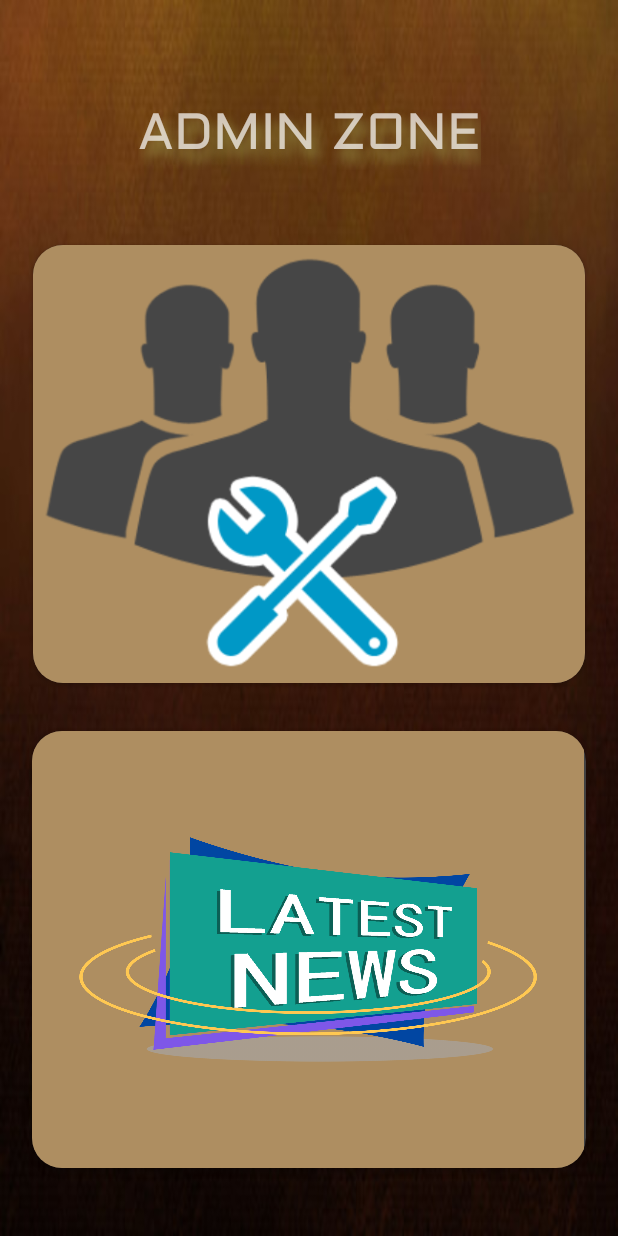
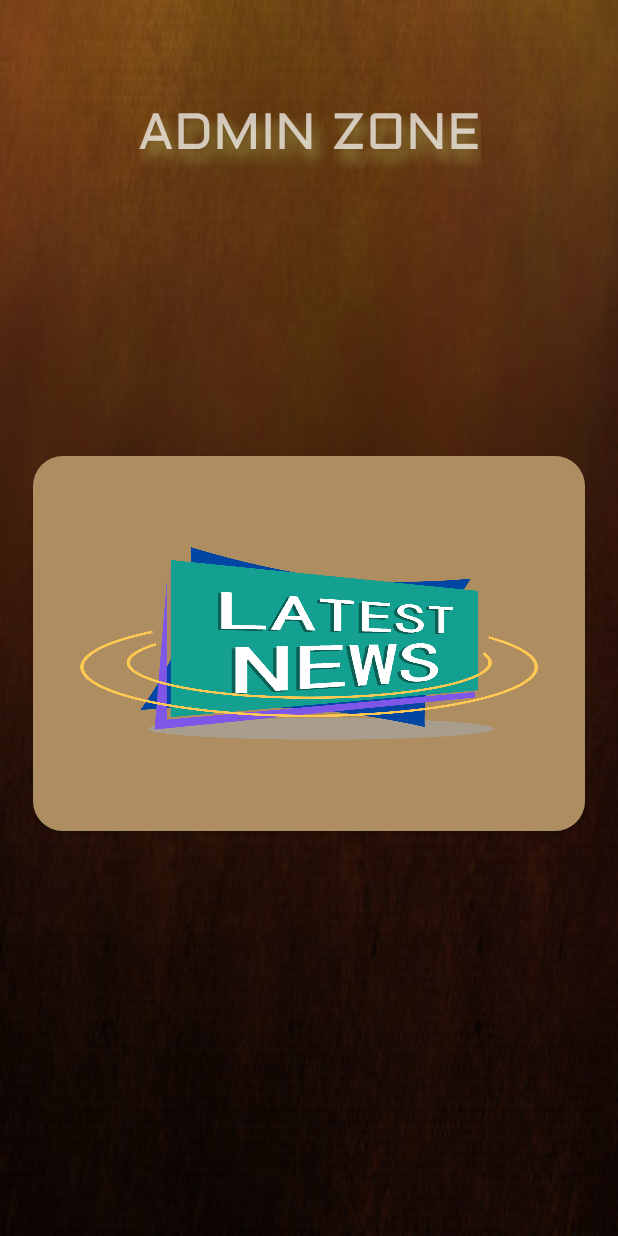
Before and after one commit to nave3nP/E-Goviya, an Android app: the AdminActivity screen opened directly, with no data from a screen before it, on a phone screen of 412 x 824 dp. Run offline under Robolectric (Android 15) with nearby library versions, the phone set to English and light mode, and no system bars.

Commit message:
Some UI updates

```diff
--- a/app/src/main/java/com/project/myapplication/AdminActivity.java
+++ b/app/src/main/java/com/project/myapplication/AdminActivity.java
@@ -10,22 +10,13 @@ import android.widget.Button;
 
 public class AdminActivity extends AppCompatActivity {
 
-    CardView user,news;
+    CardView news;
 
     @Override
     protected void onCreate(Bundle savedInstanceState) {
         super.onCreate(savedInstanceState);
         setContentView(R.layout.activity_admin);
-        user = findViewById(R.id.userManage);
         news = findViewById(R.id.newsManage);
-
-        user.setOnClickListener(new View.OnClickListener() {
-            @Override
-            public void onClick(View view) {
-                Intent intent = new Intent(AdminActivity.this,ManageUsers.class);
-                startActivity(intent);
-            }
-        });
 
         news.setOnClickListener(new View.OnClickListener() {
             @Override
--- a/app/src/main/java/com/project/myapplication/News.java
+++ b/app/src/main/java/com/project/myapplication/News.java
@@ -62,7 +62,7 @@ public class News extends AppCompatActivity {
                     return;
                 }
                 for(DocumentChange dc : value.getDocumentChanges()){
-                    if(dc.getType()==DocumentChange.Type.ADDED){
+                    if(dc.getType()==DocumentChange.Type.ADDED || dc.getType()==DocumentChange.Type.REMOVED){
                         newsArrayList.add(dc.getDocument().toObject(NewsContainer.class));
                     }
 
--- a/app/src/main/java/com/project/myapplication/NewsUpdate.java
+++ b/app/src/main/java/com/project/myapplication/NewsUpdate.java
@@ -12,6 +12,7 @@ import android.widget.Toast;
 import com.google.android.gms.tasks.OnFailureListener;
 import com.google.android.gms.tasks.OnSuccessListener;
 import com.google.firebase.firestore.DocumentReference;
+import com.google.firebase.firestore.FieldValue;
 import com.google.firebase.firestore.FirebaseFirestore;
 
 import java.util.HashMap;
@@ -42,6 +43,7 @@ public class NewsUpdate extends AppCompatActivity {
                 Map<String,Object> news = new HashMap<>();
                 news.put("Title",Title);
                 news.put("Description",Description);
+                news.put("Time", FieldValue.serverTimestamp());
 
                 db.collection("news")
                         .add(news)
--- a/app/src/main/res/layout/activity_admin.xml
+++ b/app/src/main/res/layout/activity_admin.xml
@@ -12,7 +12,6 @@
         android:layout_width="wrap_content"
         android:layout_height="wrap_content"
         android:layout_marginTop="64dp"
-        android:layout_marginBottom="50dp"
         android:fontFamily="@font/aldrich"
         android:freezesText="false"
         android:shadowColor="#978E45"
@@ -21,22 +20,22 @@
         android:shadowRadius="10"
         android:text="ADMIN ZONE"
         android:textSize="34sp"
-        app:layout_constraintBottom_toTopOf="@+id/userManage"
         app:layout_constraintEnd_toEndOf="parent"
         app:layout_constraintStart_toStartOf="parent"
         app:layout_constraintTop_toTopOf="parent" />
 
 
     <androidx.cardview.widget.CardView
-        android:id="@+id/userManage"
-        android:layout_width="368dp"
-        android:layout_height="0dp"
-        android:layout_marginBottom="32dp"
+        android:id="@+id/newsManage"
+        android:layout_width="wrap_content"
+        android:layout_height="wrap_content"
+        android:layout_marginStart="21dp"
+        android:layout_marginEnd="21dp"
+        android:layout_marginBottom="80dp"
         android:clickable="true"
         app:cardCornerRadius="20dp"
-        app:layout_constraintBottom_toTopOf="@+id/newsManage"
+        app:layout_constraintBottom_toBottomOf="parent"
         app:layout_constraintEnd_toEndOf="parent"
-        app:layout_constraintHorizontal_bias="0.5"
         app:layout_constraintStart_toStartOf="parent"
         app:layout_constraintTop_toBottomOf="@+id/textView14">
 
@@ -46,38 +45,9 @@
             android:orientation="vertical">
 
             <ImageView
-                android:id="@+id/imageView6"
-                android:layout_width="368dp"
-                android:layout_height="match_parent"
-                android:background="#AE8E61"
-                app:srcCompat="@drawable/img" />
-
-        </LinearLayout>
-    </androidx.cardview.widget.CardView>
-
-    <androidx.cardview.widget.CardView
-        android:id="@+id/newsManage"
-        android:layout_width="0dp"
-        android:layout_height="0dp"
-        android:layout_marginStart="21dp"
-        android:layout_marginEnd="21dp"
-        android:layout_marginBottom="45dp"
-        android:clickable="true"
-        app:cardCornerRadius="20dp"
-        app:layout_constraintBottom_toBottomOf="parent"
-        app:layout_constraintEnd_toEndOf="parent"
-        app:layout_constraintStart_toStartOf="parent"
-        app:layout_constraintTop_toBottomOf="@+id/userManage">
-
-        <LinearLayout
-            android:layout_width="match_parent"
-            android:layout_height="match_parent"
-            android:orientation="vertical">
-
-            <ImageView
                 android:id="@+id/imageView7"
                 android:layout_width="368dp"
-                android:layout_height="match_parent"
+                android:layout_height="250dp"
                 android:background="#AE8E61"
                 android:scaleType="fitXY"
                 android:visibility="visible"
```
Also changed, not shown: app/src/main/java/com/project/myapplication/ManageUsers.java (deleted, +0 -14 lines), app/src/main/java/com/project/myapplication/MyAdapter.java (+9 -1 lines), app/src/main/java/com/project/myapplication/NewsContainer.java (+14 -1 lines), app/src/main/res/layout/activity_manage_users.xml (deleted, +0 -9 lines), app/src/main/res/layout/activity_news.xml (+13 -15 lines), app/src/main/res/layout/activity_temp_measure.xml (+14 -4 lines), app/src/main/res/layout/item.xml (+11 -0 lines), app/src/main/res/drawable/news.png.
